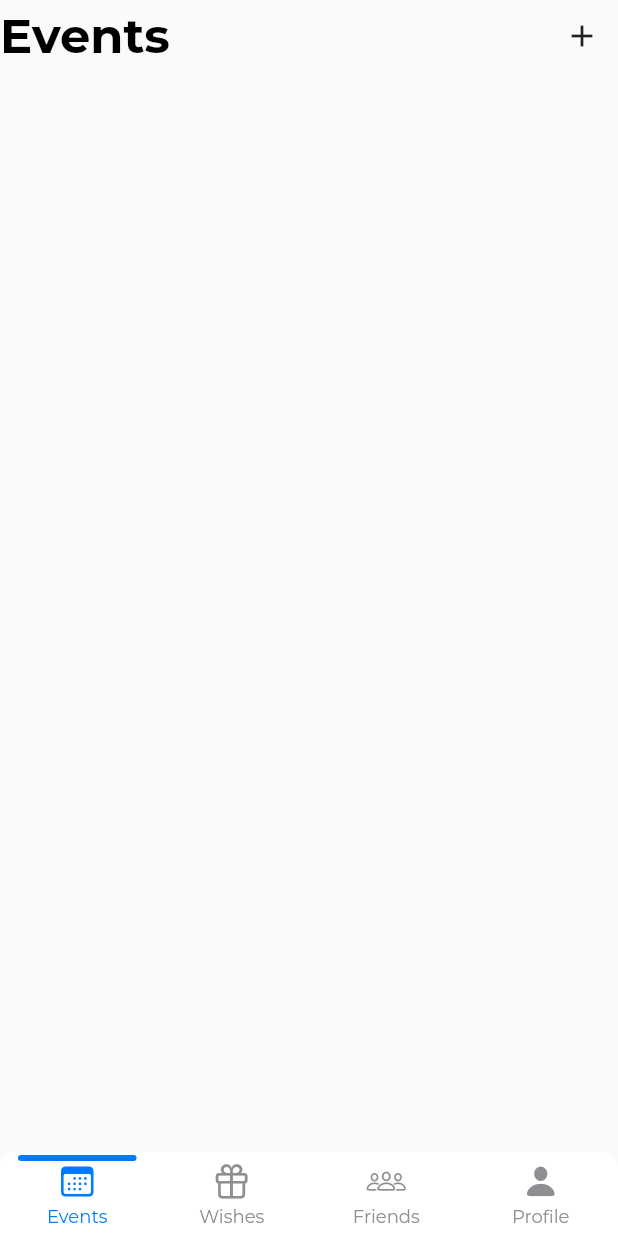
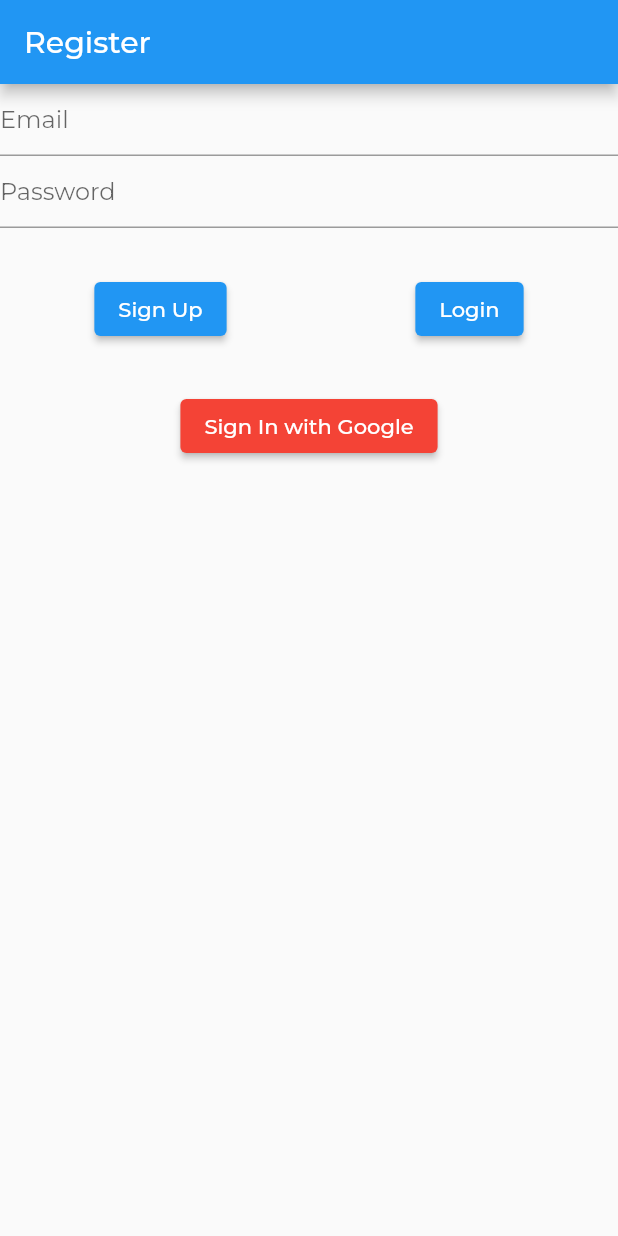
Before and after one commit to Krauma/wishlist, a Flutter app: the screen it shows after launch, on a phone screen of 412 x 824 dp. Run offline on Flutter 3.47's test engine with Material 2 defaults, Android fonts, the phone set to English and light mode, and no system bars; drawn by our look-alikes of persistent_bottom_nav_bar; our stand-ins replace cloud_firestore, firebase_auth, firebase_core, get, google_fonts, google_sign_in; accounts and stored records are empty.

Commit message:
added auth controller and sign in methods

```diff
--- /dev/null
+++ b/lib/Authentication/Controllers/authentication_controller.dart
@@ -0,0 +1,90 @@
+import 'package:cloud_firestore/cloud_firestore.dart';
+import 'package:firebase_auth/firebase_auth.dart';
+import 'package:get/get.dart';
+import 'package:google_sign_in/google_sign_in.dart';
+import 'package:wishlist/Authentication/Views/register.dart';
+import 'package:wishlist/bottom_navbar.dart';
+
+class AuthenticationController extends GetxController {
+  static AuthenticationController instance = Get.find();
+  late Rx<User?> firebaseUser;
+  late Rx<GoogleSignInAccount?> googleSignInAccount;
+  FirebaseAuth auth = FirebaseAuth.instance;
+  FirebaseFirestore firebaseFirestore = FirebaseFirestore.instance;
+  GoogleSignIn googleSign = GoogleSignIn();
+
+  @override
+  void onReady() {
+    super.onReady();
+
+    firebaseUser = Rx<User?>(auth.currentUser);
+    googleSignInAccount = Rx<GoogleSignInAccount?>(googleSign.currentUser);
+
+    firebaseUser.bindStream(auth.userChanges());
+    ever(firebaseUser, _setInitialScreen);
+
+    googleSignInAccount.bindStream(googleSign.onCurrentUserChanged);
+    ever(googleSignInAccount, _setInitialScreenGoogle);
+  }
+
+  _setInitialScreen(User? user) {
+    if (user == null) {
+      Get.offAll(() => const Register());
+
+    } else {
+      Get.offAll(() => const BottomNavbar());
+    }
+  }
+
+  _setInitialScreenGoogle(GoogleSignInAccount? googleSignInAccount) {
+    if (googleSignInAccount == null) {
+      Get.offAll(() => const Register());
+    } else {
+      Get.offAll(() => const BottomNavbar());
+    }
+  }
+
+  void signInWithGoogle() async {
+    try {
+      GoogleSignInAccount? googleSignInAccount = await googleSign.signIn();
+
+      if (googleSignInAccount != null) {
+        GoogleSignInAuthentication googleSignInAuthentication =
+            await googleSignInAccount.authentication;
+
+        AuthCredential credential = GoogleAuthProvider.credential(
+          accessToken: googleSignInAuthentication.accessToken,
+          idToken: googleSignInAuthentication.idToken,
+        );
+
+        await auth
+            .signInWithCredential(credential)
+            .catchError((onErr) => print(onErr));
+      }
+    } catch (e) {
+      Get.snackbar(
+        "Error",
+        e.toString(),
+        snackPosition: SnackPosition.BOTTOM,
+      );
+      print(e.toString());
+    }
+  }
+
+  void register(String email, password) async {
+    try {
+      await auth.createUserWithEmailAndPassword(
+          email: email, password: password);
+    } catch (firebaseAuthException) {}
+  }
+
+  void login(String email, password) async {
+    try {
+      await auth.signInWithEmailAndPassword(email: email, password: password);
+    } catch (firebaseAuthException) {}
+  }
+
+  void signOut() async {
+    await auth.signOut();
+  }
+}
--- /dev/null
+++ b/lib/Authentication/Views/register.dart
@@ -0,0 +1,68 @@
+import 'package:flutter/material.dart';
+
+import '../Controllers/authentication_controller.dart';
+
+class Register extends StatefulWidget {
+  const Register({Key? key}) : super(key: key);
+
+  @override
+  State<Register> createState() => _RegisterState();
+}
+
+class _RegisterState extends State<Register> {
+  final TextEditingController _emailController = TextEditingController();
+  final TextEditingController _passwordController = TextEditingController();
+  final AuthenticationController authController = AuthenticationController.instance;
+
+  @override
+  Widget build(BuildContext context) {
+    return Scaffold(
+      appBar: AppBar(
+        title: const Text("Register"),
+      ),
+      body: Column(
+        children: [
+          TextField(
+            decoration: const InputDecoration(hintText: "Email"),
+            controller: _emailController,
+          ),
+          TextField(
+            decoration: const InputDecoration(hintText: "Password"),
+            controller: _passwordController,
+            obscureText: true,
+          ),
+          const SizedBox(height: 30),
+          Row(
+            mainAxisAlignment: MainAxisAlignment.spaceAround,
+            children: [
+              ElevatedButton(
+                onPressed: () async {
+                  authController.register(_emailController.text.trim(),
+                      _passwordController.text.trim());
+                },
+                child: const Text("Sign Up"),
+              ),
+              ElevatedButton(
+                onPressed: () async {
+                  authController.login(_emailController.text.trim(),
+                      _passwordController.text.trim());
+                },
+                child: const Text("Login"),
+              ),
+            ],
+          ),
+          const SizedBox(height: 30),
+          ElevatedButton(
+            style: ElevatedButton.styleFrom(
+              primary: Colors.red,
+            ),
+            onPressed: () {
+              authController.signInWithGoogle();
+            },
+            child: const Text("Sign In with Google"),
+          ),
+        ],
+      ),
+    );
+  }
+}
--- /dev/null
+++ b/lib/constants.dart
@@ -0,0 +1,6 @@
+import 'package:firebase_core/firebase_core.dart';
+import 'package:wishlist/Authentication/Controllers/authentication_controller.dart';
+
+class Constants {
+  static final Future<FirebaseApp> firebaseInitialization = Firebase.initializeApp();
+}
--- a/lib/main.dart
+++ b/lib/main.dart
@@ -1,13 +1,17 @@
+import 'package:firebase_core/firebase_core.dart';
 import 'package:flutter/material.dart';
-import 'package:get/get_navigation/src/root/get_material_app.dart';
+import 'package:get/get.dart';
 import 'package:google_fonts/google_fonts.dart';
-import 'package:wishlist/Events/Views/event_list_page.dart';
-import 'package:wishlist/bottom_navbar.dart';
+import 'package:wishlist/Authentication/Controllers/authentication_controller.dart';
 
-void main() {
+Future<void> main() async {
+  WidgetsFlutterBinding.ensureInitialized();
+  await Firebase.initializeApp();
+
+  Get.put(AuthenticationController());
+
   runApp(const MyApp());
 }
-
 class MyApp extends StatelessWidget {
   const MyApp({Key? key}) : super(key: key);
 
@@ -22,7 +26,7 @@ class MyApp extends StatelessWidget {
         ),
         primarySwatch: Colors.blue,
       ),
-      home: const BottomNavbar(),
+      home: const CircularProgressIndicator(),
     );
   }
 }
--- a/pubspec.yaml
+++ b/pubspec.yaml
@@ -38,6 +38,10 @@ dependencies:
   google_fonts: ^2.2.0
   persistent_bottom_nav_bar: ^4.0.2
   font_awesome_flutter: ^9.2.0
+  firebase_core: ^1.10.6
+  firebase_auth: ^3.3.4
+  google_sign_in: ^5.2.1
+  cloud_firestore: ^3.1.5
 
 dev_dependencies:
   flutter_test:
```
Also changed, not shown: lib/Services/authentication_service.dart (added, +43 -0 lines), pubspec.lock, 2 other files.
